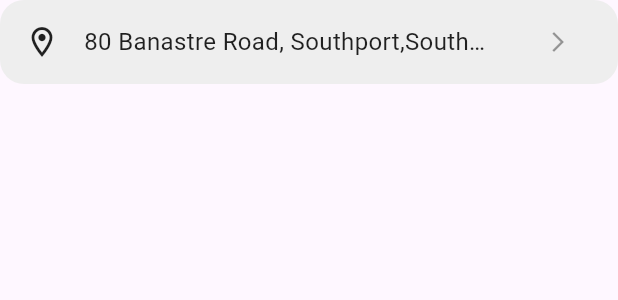
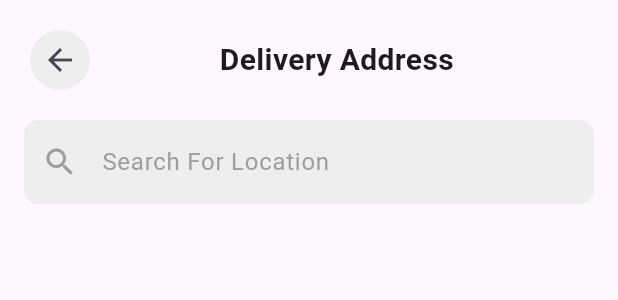
Before and after one commit to faisal-abdelnase/supermarket-delivery, a Flutter app: the ChekoutInfo widget shown alone on an empty page, opened directly, after a tap on the "arrow forward ios" icon, on a phone screen of 412 x 824 dp. Shown: the top 300 px of the screen. Run offline on Flutter 3.47's test engine with Material 3 defaults, Android fonts, the light colour scheme and no system bars; our stand-ins replace curved_navigation_bar, flutter_rating_bar, font_awesome_flutter, percent_indicator, pin_code_fields, shared_preferences; accounts and stored records are empty.

Commit message:
add search for location text filed

```diff
--- a/lib/features/payment/presentation/view/checkout_view.dart
+++ b/lib/features/payment/presentation/view/checkout_view.dart
@@ -1,6 +1,7 @@
 import 'package:flutter/material.dart';
 import 'package:super_market_app/core/utils/widgets/custom_arrow_back_button.dart';
 import 'package:super_market_app/core/utils/widgets/custom_elvated_button.dart';
+import 'package:super_market_app/features/payment/presentation/view/delivery_address_view.dart';
 import 'package:super_market_app/features/payment/presentation/view/widgets/cart_item.dart';
 import 'package:super_market_app/features/payment/presentation/view/widgets/checkout_info.dart';
 import 'package:super_market_app/features/payment/presentation/view/widgets/reset_cart.dart';
@@ -42,6 +43,9 @@ class CheckoutView extends StatelessWidget {
                 Text("Delivery Address", style: TextStyle(fontSize: 20, fontWeight: FontWeight.bold),),
 
                 ChekoutInfo(
+                  onPressed: () {
+                    Navigator.pushNamed(context, DeliveryAddressView.addressViewID);
+                  },
                   prefixIcon: Icons.location_on_outlined,
                   suffixIcon: Icons.arrow_forward_ios,
                   text: '80 Banastre Road, Southport,SouthportSouthportSouthportSouthportSouthport',
@@ -50,6 +54,9 @@ class CheckoutView extends StatelessWidget {
                   Text("Payment Method", style: TextStyle(fontSize: 20, fontWeight: FontWeight.bold),),
 
                   ChekoutInfo(
+                    onPressed: () {
+
+                    },
                   prefixIcon: Icons.payment,
                   suffixIcon: Icons.arrow_forward_ios,
                   text: '**** **** **** 1234',
@@ -77,7 +84,7 @@ class CheckoutView extends StatelessWidget {
                   screenHeight: screenHeight,
                   text: "Place Order",
                   onPressed: (){
-                    Navigator.pushNamed(context, CheckoutView.checkoutId);
+
                   }),
               ],
             ),
--- /dev/null
+++ b/lib/features/payment/presentation/view/delivery_address_view.dart
@@ -0,0 +1,44 @@
+import 'package:flutter/material.dart';
+import 'package:super_market_app/core/utils/widgets/custom_arrow_back_button.dart';
+import 'package:super_market_app/features/payment/presentation/view/widgets/search_location.dart';
+
+class DeliveryAddressView extends StatelessWidget {
+  const DeliveryAddressView({super.key});
+
+  static String addressViewID = "/address view id";
+
+  @override
+  Widget build(BuildContext context) {
+    return Scaffold(
+      body: SafeArea(
+        top: true,
+        child: Padding(
+          padding: const EdgeInsets.all(16),
+          child: SingleChildScrollView(
+            child: Column(
+              spacing: 16,
+              children: [
+                Row(
+                  spacing: MediaQuery.of(context).size.width * 0.2,
+                  children: [
+                    CustomArrowBackButton(
+                      onPressed: (){
+                        Navigator.pop(context);
+                      },
+                    ),
+                    Text("Delivery Address", style: TextStyle(fontSize: 20, fontWeight: FontWeight.w600),),
+
+                  ],
+                ),
+
+                SearchLocation(),
+
+
+              ],
+            ),
+          ),
+        ),
+      ),
+    );
+  }
+}
--- a/lib/features/payment/presentation/view/widgets/checkout_info.dart
+++ b/lib/features/payment/presentation/view/widgets/checkout_info.dart
@@ -2,12 +2,13 @@ import 'package:flutter/material.dart';
 
 class ChekoutInfo extends StatelessWidget {
   const ChekoutInfo({
-    super.key, required this.prefixIcon, required this.suffixIcon, required this.text,
+    super.key, required this.prefixIcon, required this.suffixIcon, required this.text, required this.onPressed,
   });
 
   final IconData prefixIcon;
   final IconData suffixIcon;
   final String text;
+  final void Function() onPressed;
 
   @override
   Widget build(BuildContext context) {
@@ -35,7 +36,7 @@ class ChekoutInfo extends StatelessWidget {
 
 
           IconButton(
-            onPressed: (){},
+            onPressed: onPressed,
             icon: Icon(suffixIcon, size: 16, color: Colors.black38),)
         ],
       ),
--- /dev/null
+++ b/lib/features/payment/presentation/view/widgets/search_location.dart
@@ -0,0 +1,32 @@
+import 'package:flutter/material.dart';
+
+class SearchLocation extends StatelessWidget {
+  const SearchLocation({super.key});
+
+  @override
+  Widget build(BuildContext context) {
+    return TextField(
+      decoration: InputDecoration(
+        hintText: "Search For Location",
+        hintStyle: TextStyle(
+          color: Colors.grey,
+          fontSize: 16,
+        ),
+        fillColor: Colors.grey[200],
+        filled: true,
+        enabledBorder: OutlineInputBorder(
+          borderRadius: BorderRadius.circular(10),
+          borderSide: BorderSide(color: Colors.grey[200]!, width: 1),
+        ),
+
+        focusedBorder: OutlineInputBorder(
+          borderRadius: BorderRadius.circular(10),
+          borderSide: BorderSide(color: Colors.blue, width: 2),
+        ),
+
+
+        prefixIcon: Icon(Icons.search, color: Colors.grey,),
+      ),
+    );
+  }
+}
--- a/lib/main.dart
+++ b/lib/main.dart
@@ -10,6 +10,7 @@ import 'package:super_market_app/features/home/presentation/view/home_view.dart'
 import 'package:super_market_app/features/home/presentation/view/product_details_view.dart';
 import 'package:super_market_app/features/home/presentation/view/search_by_filter.dart';
 import 'package:super_market_app/features/payment/presentation/view/checkout_view.dart';
+import 'package:super_market_app/features/payment/presentation/view/delivery_address_view.dart';
 import 'package:super_market_app/features/payment/presentation/view/my_cart.dart';
 import 'package:super_market_app/features/splash/presentation/view/splash_view.dart';
 
@@ -39,6 +40,7 @@ class SuperMarketDelivery extends StatelessWidget {
         ProductDetailsView.productDetailsId : (context) => ProductDetailsView(),
         MyCart.myCartId: (context) => MyCart(),
         CheckoutView.checkoutId : (context) => CheckoutView(),
+        DeliveryAddressView.addressViewID : (context) => DeliveryAddressView(),
       },
     );
   }
```
